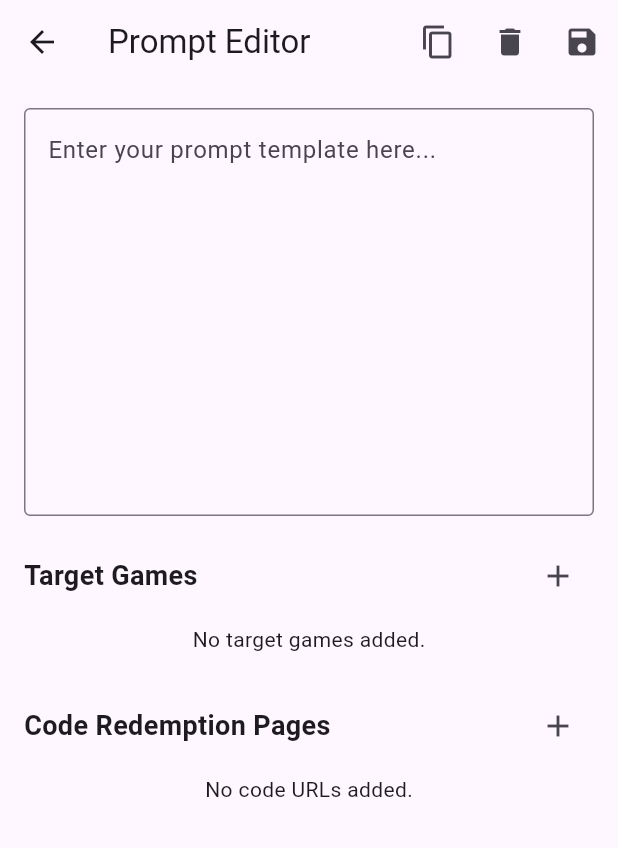
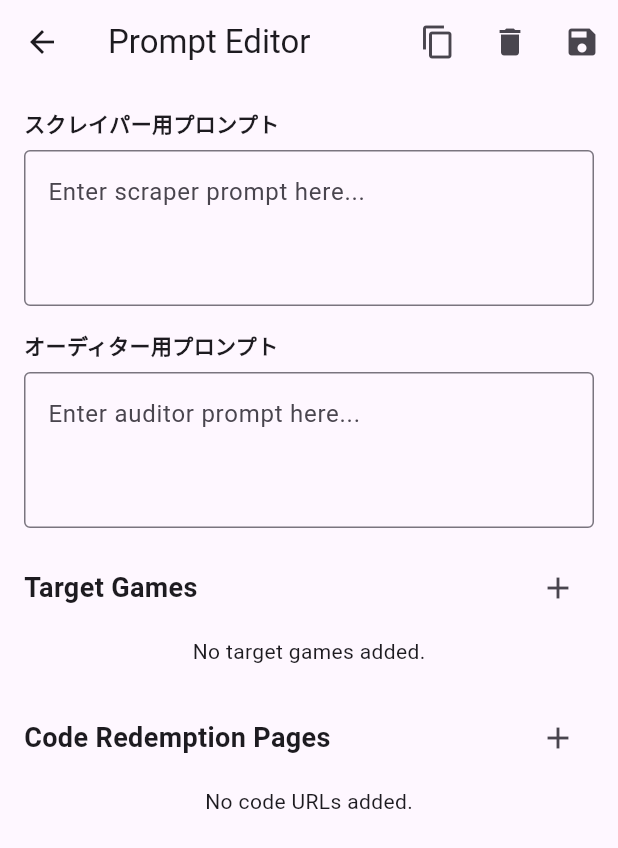
Before and after one commit to onpuuki/game-tracker, a Flutter app: the screen it shows after launch, in the side drawer, after a tap on "プロンプトエディタ", on a phone screen of 412 x 824 dp. Shown: the top 848 px of the screen. Run offline on Flutter 3.47's test engine with Material 3 defaults, Android fonts, the phone set to English and light mode, and no system bars; our stand-ins replace cloud_firestore, cloud_functions, firebase_auth, firebase_core, shared_preferences; accounts and stored records are empty; network calls fail.

Commit message:
feat: implement two-stage AI processing for event syncing
- Replaced `promptTemplate` with `scraperPrompt` and `auditorPrompt` in Firestore schema.
- Updated `PromptEditorScreen` in frontend to support two separate text fields for scraper and auditor prompts.
- Refactored `processSyncRequest` in backend to execute a Phase 1 scraper to gather raw data, followed by a Phase 2 auditor to strictly compare and deduplicate against existing DB entries.
- Handled UI copy actions and default AI instructions to strictly adhere to formatting and hallucination reduction requirements.

Co-authored-by: onpuuki <220911838+onpuuki@users.noreply.github.com>

```diff
--- a/frontend/lib/screens/prompt_editor_screen.dart
+++ b/frontend/lib/screens/prompt_editor_screen.dart
@@ -39,7 +39,8 @@ class _CodeUrlItem {
 }
 
 class _PromptEditorScreenState extends State<PromptEditorScreen> {
-  final _controller = TextEditingController();
+  final _scraperController = TextEditingController();
+  final _auditorController = TextEditingController();
   final List<_TargetItem> _targetItems = [];
   final List<_CodeUrlItem> _codeUrlItems = [];
   bool _isLoading = true;
@@ -60,8 +61,11 @@ class _PromptEditorScreenState extends State<PromptEditorScreen> {
       if (doc.exists) {
         final data = doc.data();
         if (data != null) {
-          if (data.containsKey('promptTemplate')) {
-            _controller.text = data['promptTemplate'] as String;
+          if (data.containsKey('scraperPrompt')) {
+            _scraperController.text = data['scraperPrompt'] as String;
+          }
+          if (data.containsKey('auditorPrompt')) {
+            _auditorController.text = data['auditorPrompt'] as String;
           }
           if (data.containsKey('targets')) {
             final targets = data['targets'] as List<dynamic>;
@@ -134,7 +138,8 @@ class _PromptEditorScreenState extends State<PromptEditorScreen> {
         app: Firebase.app(),
         databaseId: 'default',
       ).collection('settings').doc('config').set({
-        'promptTemplate': _controller.text,
+        'scraperPrompt': _scraperController.text,
+        'auditorPrompt': _auditorController.text,
         'targets': targets,
         'codeUrls': codeUrls,
       }, SetOptions(merge: true));
@@ -201,14 +206,16 @@ class _PromptEditorScreenState extends State<PromptEditorScreen> {
     );
 
     if (confirm == true) {
-      _controller.text = '';
+      _scraperController.text = '';
+      _auditorController.text = '';
       await _saveData();
     }
   }
 
   @override
   void dispose() {
-    _controller.dispose();
+    _scraperController.dispose();
+    _auditorController.dispose();
     for (var item in _targetItems) {
       item.dispose();
     }
@@ -226,13 +233,14 @@ class _PromptEditorScreenState extends State<PromptEditorScreen> {
         actions: [
           IconButton(
             icon: const Icon(Icons.copy),
-            tooltip: 'Copy',
+            tooltip: 'Copy Prompts',
             onPressed: () async {
               final scaffoldMessenger = ScaffoldMessenger.of(context);
-              await Clipboard.setData(ClipboardData(text: _controller.text));
+              final combinedText = '--- スクレイパー用プロンプト ---\n${_scraperController.text}\n\n--- オーディター用プロンプト ---\n${_auditorController.text}';
+              await Clipboard.setData(ClipboardData(text: combinedText));
               if (mounted) {
                 scaffoldMessenger.showSnackBar(
-                  const SnackBar(content: Text('Copied to clipboard')),
+                  const SnackBar(content: Text('Copied both prompts to clipboard')),
                 );
               }
             },
@@ -257,14 +265,35 @@ class _PromptEditorScreenState extends State<PromptEditorScreen> {
                 child: Column(
                   crossAxisAlignment: CrossAxisAlignment.stretch,
                   children: [
+                    const Text(
+                      'スクレイパー用プロンプト',
+                      style: TextStyle(fontWeight: FontWeight.bold),
+                    ),
+                    const SizedBox(height: 8),
                     TextField(
-                      controller: _controller,
-                      minLines: 10,
-                      maxLines: null,
+                      controller: _scraperController,
+                      minLines: 3,
+                      maxLines: 5,
                       textAlignVertical: TextAlignVertical.top,
                       decoration: const InputDecoration(
                         border: OutlineInputBorder(),
-                        hintText: 'Enter your prompt template here...',
+                        hintText: 'Enter scraper prompt here...',
+                      ),
+                    ),
+                    const SizedBox(height: 16),
+                    const Text(
+                      'オーディター用プロンプト',
+                      style: TextStyle(fontWeight: FontWeight.bold),
+                    ),
+                    const SizedBox(height: 8),
+                    TextField(
+                      controller: _auditorController,
+                      minLines: 3,
+                      maxLines: 5,
+                      textAlignVertical: TextAlignVertical.top,
+                      decoration: const InputDecoration(
+                        border: OutlineInputBorder(),
+                        hintText: 'Enter auditor prompt here...',
                       ),
                     ),
                     const SizedBox(height: 16),
```
Also changed, not shown: 1 other file.
